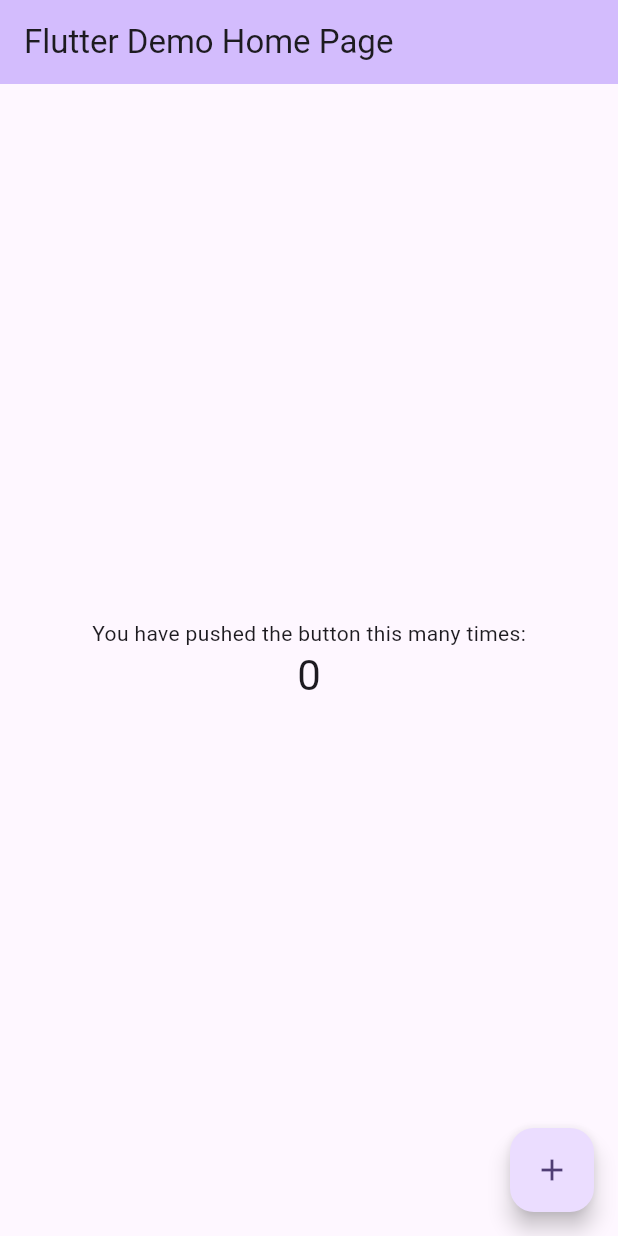
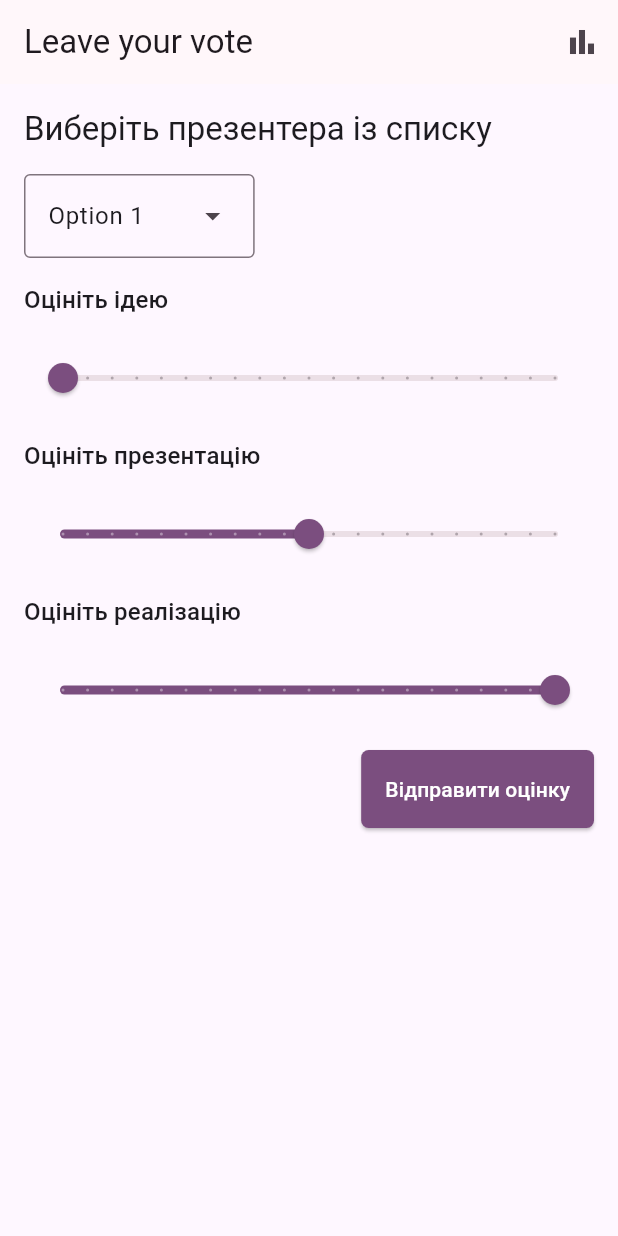
Before and after one commit to VadymPinchuk/simple_survey, a Flutter app: the screen it shows after launch, on a phone screen of 412 x 824 dp. Run offline on Flutter 3.47's test engine with Material 3 defaults, Android fonts, the phone set to English and light mode, and no system bars; our stand-ins replace fl_chart, go_router.

Commit message:
Added main UI

```diff
--- a/lib/main.dart
+++ b/lib/main.dart
@@ -1,125 +1,28 @@
+import 'package:flutter/foundation.dart';
 import 'package:flutter/material.dart';
+import 'package:simple_survey/router.dart';
 
 void main() {
-  runApp(const MyApp());
+  runApp(const VoteApp());
 }
 
-class MyApp extends StatelessWidget {
-  const MyApp({super.key});
+class VoteApp extends StatelessWidget {
+  const VoteApp({super.key});
 
-  // This widget is the root of your application.
   @override
   Widget build(BuildContext context) {
-    return MaterialApp(
-      title: 'Flutter Demo',
-      theme: ThemeData(
-        // This is the theme of your application.
-        //
-        // TRY THIS: Try running your application with "flutter run". You'll see
-        // the application has a purple toolbar. Then, without quitting the app,
-        // try changing the seedColor in the colorScheme below to Colors.green
-        // and then invoke "hot reload" (save your changes or press the "hot
-        // reload" button in a Flutter-supported IDE, or press "r" if you used
-        // the command line to start the app).
-        //
-        // Notice that the counter didn't reset back to zero; the application
-        // state is not lost during the reload. To reset the state, use hot
-        // restart instead.
-        //
-        // This works for code too, not just values: Most code changes can be
-        // tested with just a hot reload.
-        colorScheme: ColorScheme.fromSeed(seedColor: Colors.deepPurple),
-        useMaterial3: true,
+    return MaterialApp.router(
+      routerConfig: kIsWeb ? routerWeb : router,
+      theme: ThemeData.light().copyWith(
+        colorScheme: ColorScheme.fromSeed(seedColor: Colors.purple),
+        brightness: Brightness.light,
       ),
-      home: const MyHomePage(title: 'Flutter Demo Home Page'),
+      darkTheme: ThemeData.dark().copyWith(
+        colorScheme: ColorScheme.fromSeed(seedColor: Colors.teal),
+        brightness: Brightness.dark,
+      ),
+      debugShowCheckedModeBanner: false,
+      title: 'Final lesson voting session',
     );
   }
 }
-
-class MyHomePage extends StatefulWidget {
-  const MyHomePage({super.key, required this.title});
-
-  // This widget is the home page of your application. It is stateful, meaning
-  // that it has a State object (defined below) that contains fields that affect
-  // how it looks.
-
-  // This class is the configuration for the state. It holds the values (in this
-  // case the title) provided by the parent (in this case the App widget) and
-  // used by the build method of the State. Fields in a Widget subclass are
-  // always marked "final".
-
-  final String title;
-
-  @override
-  State<MyHomePage> createState() => _MyHomePageState();
-}
-
-class _MyHomePageState extends State<MyHomePage> {
-  int _counter = 0;
-
-  void _incrementCounter() {
-    setState(() {
-      // This call to setState tells the Flutter framework that something has
-      // changed in this State, which causes it to rerun the build method below
-      // so that the display can reflect the updated values. If we changed
-      // _counter without calling setState(), then the build method would not be
-      // called again, and so nothing would appear to happen.
-      _counter++;
-    });
-  }
-
-  @override
-  Widget build(BuildContext context) {
-    // This method is rerun every time setState is called, for instance as done
-    // by the _incrementCounter method above.
-    //
-    // The Flutter framework has been optimized to make rerunning build methods
-    // fast, so that you can just rebuild anything that needs updating rather
-    // than having to individually change instances of widgets.
-    return Scaffold(
-      appBar: AppBar(
-        // TRY THIS: Try changing the color here to a specific color (to
-        // Colors.amber, perhaps?) and trigger a hot reload to see the AppBar
-        // change color while the other colors stay the same.
-        backgroundColor: Theme.of(context).colorScheme.inversePrimary,
-        // Here we take the value from the MyHomePage object that was created by
-        // the App.build method, and use it to set our appbar title.
-        title: Text(widget.title),
-      ),
-      body: Center(
-        // Center is a layout widget. It takes a single child and positions it
-        // in the middle of the parent.
-        child: Column(
-          // Column is also a layout widget. It takes a list of children and
-          // arranges them vertically. By default, it sizes itself to fit its
-          // children horizontally, and tries to be as tall as its parent.
-          //
-          // Column has various properties to control how it sizes itself and
-          // how it positions its children. Here we use mainAxisAlignment to
-          // center the children vertically; the main axis here is the vertical
-          // axis because Columns are vertical (the cross axis would be
-          // horizontal).
-          //
-          // TRY THIS: Invoke "debug painting" (choose the "Toggle Debug Paint"
-          // action in the IDE, or press "p" in the console), to see the
-          // wireframe for each widget.
-          mainAxisAlignment: MainAxisAlignment.center,
-          children: <Widget>[
-            const Text(
-              'You have pushed the button this many times:',
-            ),
-            Text(
-              '$_counter',
-              style: Theme.of(context).textTheme.headlineMedium,
-            ),
-          ],
-        ),
-      ),
-      floatingActionButton: FloatingActionButton(
-        onPressed: _incrementCounter,
-        tooltip: 'Increment',
-        child: const Icon(Icons.add),
-      ), // This trailing comma makes auto-formatting nicer for build methods.
-    );
-  }
-}
--- /dev/null
+++ b/lib/router.dart
@@ -0,0 +1,47 @@
+import 'package:flutter/cupertino.dart';
+import 'package:go_router/go_router.dart';
+import 'package:simple_survey/vote/vote_screen.dart';
+import 'package:simple_survey/vote_web_screen.dart';
+
+import 'chart/chart_screen.dart';
+
+enum Routes {
+  vote('vote'),
+  chart('chart');
+
+  final String name;
+
+  const Routes(this.name);
+}
+
+final GoRouter router = GoRouter(
+  routes: <RouteBase>[
+    GoRoute(
+      name: Routes.vote.name,
+      path: '/',
+      builder: (BuildContext context, GoRouterState state) {
+        return const VoteScreen();
+      },
+      routes: <RouteBase>[
+        GoRoute(
+          name: Routes.chart.name,
+          path: Routes.chart.name,
+          builder: (BuildContext context, GoRouterState state) {
+            return const ChartScreen();
+          },
+        ),
+      ],
+    ),
+  ],
+);
+
+final GoRouter routerWeb = GoRouter(
+  routes: <RouteBase>[
+    GoRoute(
+      path: '/',
+      builder: (BuildContext context, GoRouterState state) {
+        return const VoteWebScreen();
+      },
+    ),
+  ],
+);
--- /dev/null
+++ b/lib/vote/vote_screen.dart
@@ -0,0 +1,147 @@
+import 'package:flutter/foundation.dart';
+import 'package:flutter/material.dart';
+import 'package:go_router/go_router.dart';
+import 'package:simple_survey/router.dart';
+
+class VoteScreen extends StatefulWidget {
+  const VoteScreen({super.key});
+
+  @override
+  State<StatefulWidget> createState() => _VoteScreenState();
+}
+
+class _VoteScreenState extends State<VoteScreen> {
+  String dropdownValue = 'Option 1';
+  double sliderValue1 = 10;
+  double sliderValue2 = 20;
+  double sliderValue3 = 30;
+
+  @override
+  Widget build(BuildContext context) {
+    final theme = Theme.of(context);
+    return Scaffold(
+      appBar: AppBar(
+        title: const Text('Leave your vote'),
+        actions: [
+          if (!kIsWeb)
+            IconButton(
+              onPressed: () => context.goNamed(Routes.chart.name),
+              icon: const Icon(Icons.bar_chart),
+            )
+        ],
+      ),
+      body: SingleChildScrollView(
+        child: Padding(
+          padding: const EdgeInsets.all(16.0),
+          child: Column(
+            mainAxisSize: MainAxisSize.max,
+            crossAxisAlignment: CrossAxisAlignment.start,
+            mainAxisAlignment: MainAxisAlignment.center,
+            children: <Widget>[
+              Text(
+                'Виберіть презентера із списку',
+                style: theme.textTheme.titleLarge,
+              ),
+              Padding(
+                padding: const EdgeInsets.symmetric(vertical: 16.0),
+                child: DropdownMenu<String>(
+                  initialSelection: 'Option 1',
+                  onSelected: (String? value) {
+                    // This is called when the user selects an item.
+                    setState(() {
+                      dropdownValue = value!;
+                    });
+                  },
+                  dropdownMenuEntries: <String>[
+                    'Option 1',
+                    'Option 2',
+                    'Option 3',
+                    'Option 4'
+                  ].map<DropdownMenuEntry<String>>((String value) {
+                    return DropdownMenuEntry<String>(
+                      value: value,
+                      label: value,
+                    );
+                  }).toList(),
+                ),
+              ),
+              Text(
+                'Оцініть ідею',
+                style: theme.textTheme.titleMedium,
+              ),
+              Padding(
+                padding: const EdgeInsets.symmetric(vertical: 16.0),
+                child: Slider(
+                  value: sliderValue1,
+                  min: 10,
+                  max: 30,
+                  divisions: 20,
+                  label: sliderValue1.round().toString(),
+                  onChanged: (double value) {
+                    setState(() {
+                      sliderValue1 = value;
+                    });
+                  },
+                ),
+              ),
+              Text(
+                'Оцініть презентацію',
+                style: theme.textTheme.titleMedium,
+              ),
+              Padding(
+                padding: const EdgeInsets.symmetric(vertical: 16.0),
+                child: Slider(
+                  value: sliderValue2,
+                  min: 10,
+                  max: 30,
+                  divisions: 20,
+                  label: sliderValue2.round().toString(),
+                  onChanged: (double value) {
+                    setState(() {
+                      sliderValue2 = value;
+                    });
+                  },
+                ),
+              ),
+              Text(
+                'Оцініть реалізацію',
+                style: theme.textTheme.titleMedium,
+              ),
+              Padding(
+                padding: const EdgeInsets.symmetric(vertical: 16.0),
+                child: Slider(
+                  value: sliderValue3,
+                  min: 10,
+                  max: 30,
+                  divisions: 20,
+                  label: sliderValue3.round().toString(),
+                  onChanged: (double value) {
+                    setState(() {
+                      sliderValue3 = value;
+                    });
+                  },
+                ),
+              ),
+              Align(
+                alignment: AlignmentDirectional.bottomEnd,
+                child: ElevatedButton(
+                  style: ElevatedButton.styleFrom(
+                    backgroundColor: theme.colorScheme.primary,
+                    foregroundColor: theme.colorScheme.onPrimary,
+                    minimumSize: const Size(88, 48),
+                    padding: const EdgeInsets.all(16.0),
+                    shape: const RoundedRectangleBorder(
+                      borderRadius: BorderRadius.all(Radius.circular(5)),
+                    ),
+                  ),
+                  onPressed: () {},
+                  child: Text('Відправити оцінку'),
+                ),
+              ),
+            ],
+          ),
+        ),
+      ),
+    );
+  }
+}
```
Also changed, not shown: lib/chart/chart_screen.dart (added, +68 -0 lines), lib/vote_web_screen.dart (added, +34 -0 lines), pubspec.yaml (+6 -5 lines), pubspec.lock, 10 other files.
